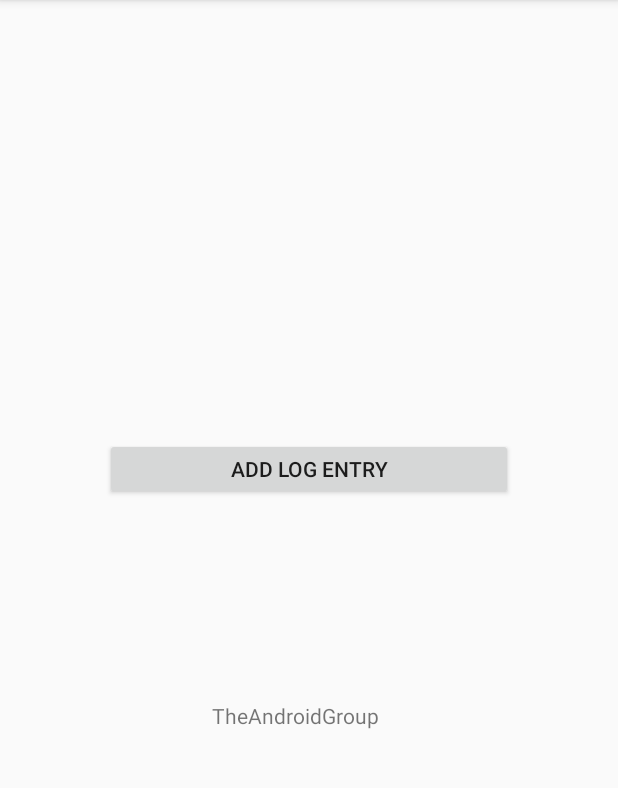
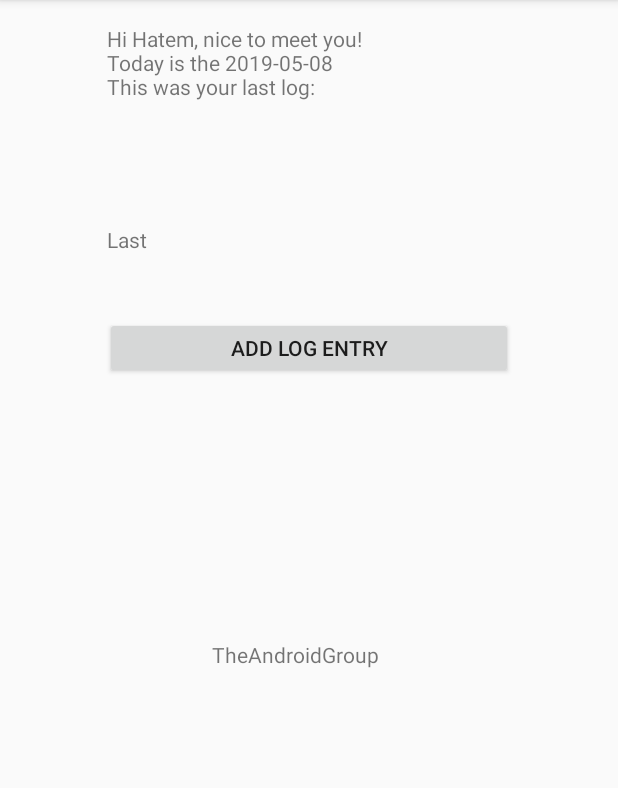
Before and after one commit to romyha/android-log-entries, an Android app: the screen it shows after launch (MainActivity), on a phone screen of 412 x 824 dp, the part 84-872 px from its top. Run offline under Robolectric (Android 15) with nearby library versions, the phone set to English and light mode, and no system bars.

Commit message:
add persistent storage for log

```diff
--- a/app/src/main/java/com/example/myapplication/MainActivity.java
+++ b/app/src/main/java/com/example/myapplication/MainActivity.java
@@ -1,16 +1,32 @@
 package com.example.myapplication;
 
 import android.content.Intent;
+import android.content.SharedPreferences;
 import android.support.v7.app.AppCompatActivity;
 import android.os.Bundle;
 import android.view.View;
 import android.widget.EditText;
+import android.widget.TextView;
+
+import java.text.SimpleDateFormat;
+import java.util.Date;
 
 public class MainActivity extends AppCompatActivity {
     @Override
     protected void onCreate(Bundle savedInstanceState) {
         super.onCreate(savedInstanceState);
         setContentView(R.layout.activity_main);
+        TextView welcome = findViewById(R.id.editText2);
+        TextView lastLog = findViewById(R.id.textView4);
+
+        SharedPreferences sharedPreferences = getSharedPreferences("LOGS", MODE_PRIVATE);
+        String lastSavedLog = (sharedPreferences.getString("1", ""));
+
+        lastLog.setText("Last " + lastSavedLog);
+        welcome.setSingleLine(false);
+        SimpleDateFormat format = new SimpleDateFormat("yyyy-MM-dd");
+        String dateString = format.format( new Date()   );
+        welcome.setText("Hi Hatem, nice to meet you!\nToday is the " + dateString + "\nThis was your last log:");
     }
 
     public void openAddLogActivity(View view) {
--- a/app/src/main/res/layout/activity_main.xml
+++ b/app/src/main/res/layout/activity_main.xml
@@ -25,7 +25,7 @@
         android:layout_height="41dp"
         android:layout_marginStart="70dp"
         android:layout_marginLeft="70dp"
-        android:layout_marginTop="292dp"
+        android:layout_marginTop="8dp"
         android:layout_marginEnd="70dp"
         android:layout_marginRight="70dp"
         android:onClick="openAddLogActivity"
@@ -33,6 +33,28 @@
         app:layout_constraintEnd_toEndOf="parent"
         app:layout_constraintHorizontal_bias="0.0"
         app:layout_constraintStart_toStartOf="parent"
+        app:layout_constraintTop_toBottomOf="@+id/textView4" />
+
+    <TextView
+        android:id="@+id/editText2"
+        android:layout_width="270dp"
+        android:layout_height="126dp"
+        android:layout_marginTop="16dp"
+        android:ems="10"
+        android:inputType="textPersonName"
+        android:text="Name"
+        app:layout_constraintEnd_toEndOf="parent"
+        app:layout_constraintStart_toStartOf="parent"
         app:layout_constraintTop_toTopOf="parent" />
 
+    <TextView
+        android:id="@+id/textView4"
+        android:layout_width="269dp"
+        android:layout_height="53dp"
+        android:layout_marginTop="8dp"
+        android:text="TextView"
+        app:layout_constraintEnd_toEndOf="parent"
+        app:layout_constraintStart_toStartOf="parent"
+        app:layout_constraintTop_toBottomOf="@+id/editText2" />
+
 </android.support.constraint.ConstraintLayout>
```
Also changed, not shown: app/src/main/java/com/example/myapplication/AddLogActivity.java (+10 -0 lines), app/src/main/res/layout/activity_add_log.xml (+13 -0 lines).
